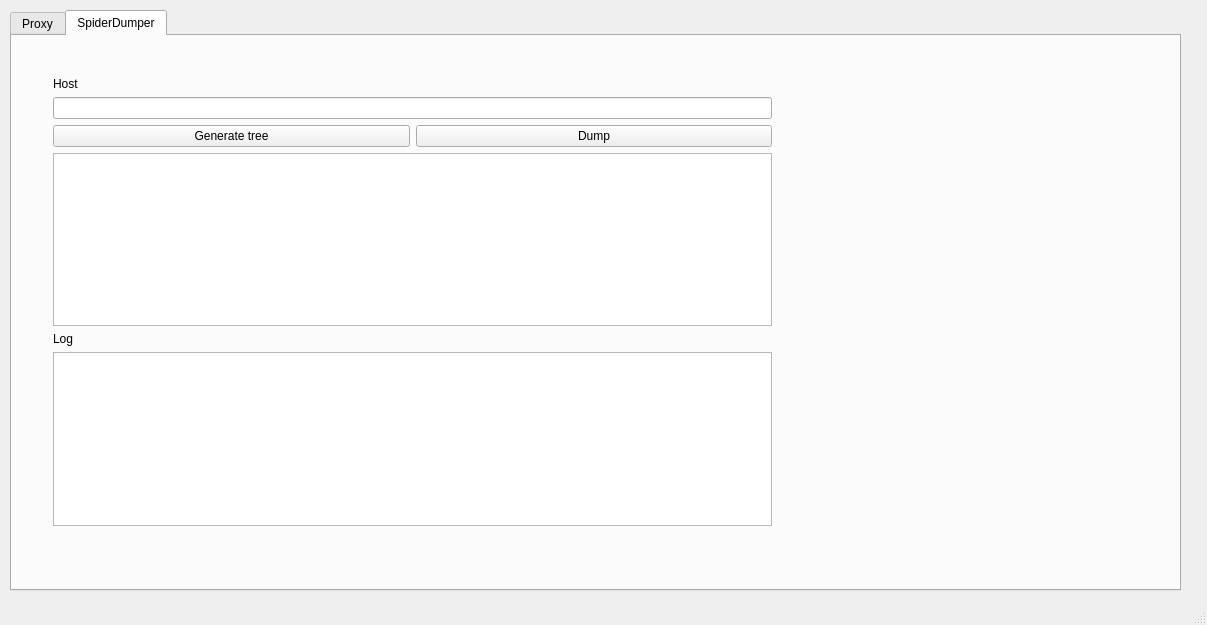
This is form/mainwindow.ui in AndreLaranjeira/ProxyGate as Qt 5 draws it before an edit. The edited form follows.
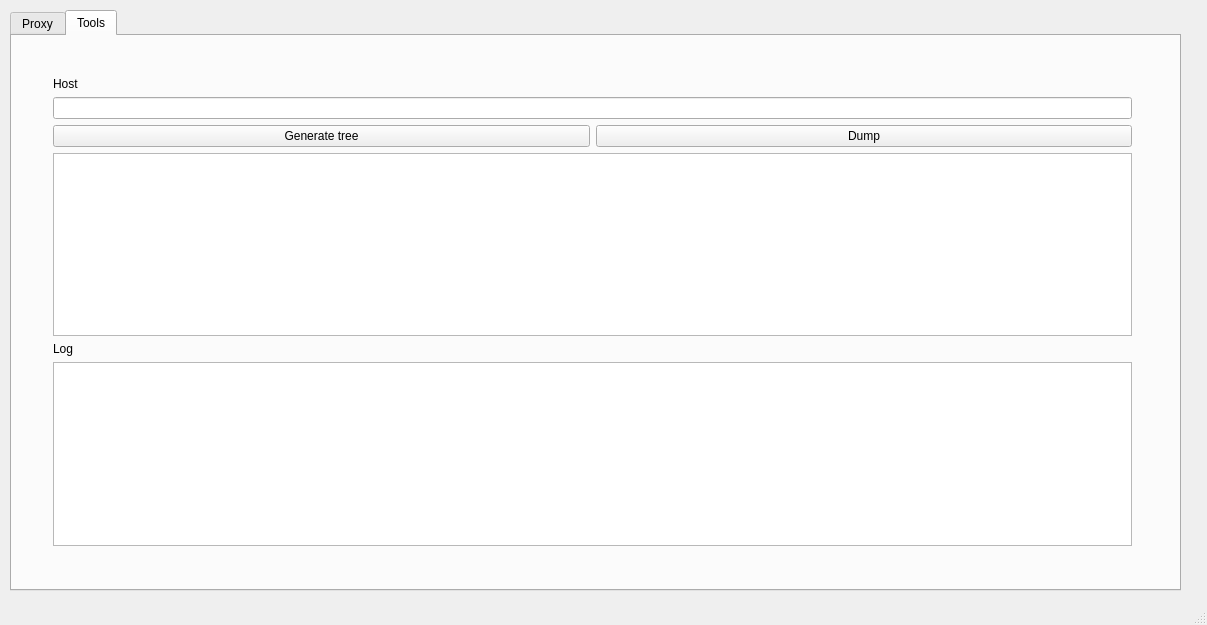
This is the edited form. The open tabs and pages were chosen to show the change.

Commit message: Minor fixes * Added indentation to ProxyGate.pro includes. * Changed Tools tab layout to use all of the space available.

The edit to the form file:
```diff
--- a/form/mainwindow.ui
+++ b/form/mainwindow.ui
@@ -125,15 +125,15 @@
     </widget>
     <widget class="QWidget" name="tab_4">
      <attribute name="title">
-      <string>SpiderDumper</string>
+      <string>Tools</string>
      </attribute>
      <widget class="QWidget" name="verticalLayoutWidget">
       <property name="geometry">
        <rect>
         <x>30</x>
         <y>30</y>
-        <width>741</width>
-        <height>471</height>
+        <width>1101</width>
+        <height>491</height>
        </rect>
       </property>
       <layout class="QVBoxLayout" name="verticalLayout_3">
```
Left out of the diff: 2 changed lines with no effect on the pictures. The commit also changes 1 other file.
